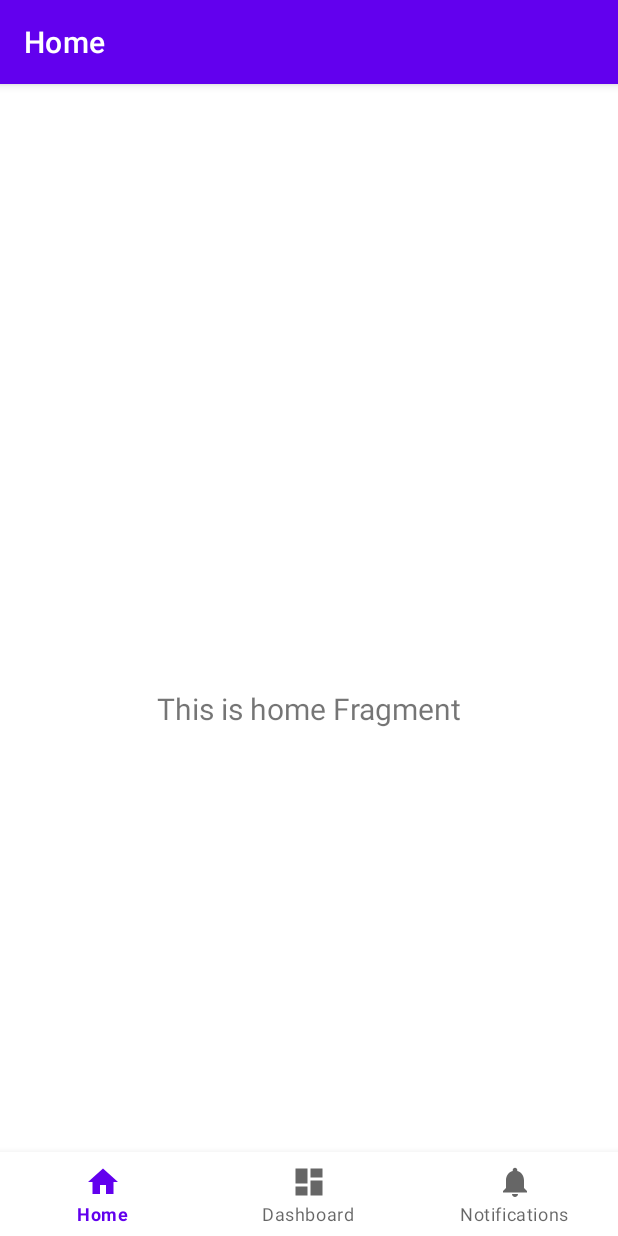
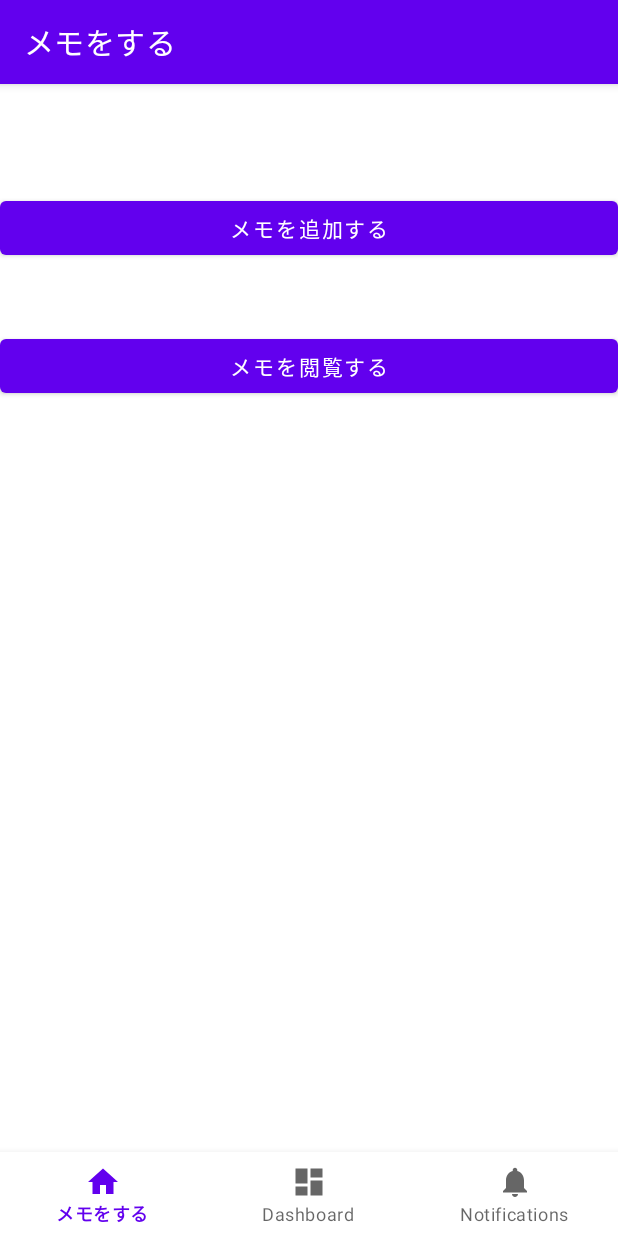
Before and after one commit to riverb00k/yao, an Android app: the screen it shows after launch (MainActivity), on a phone screen of 412 x 824 dp. Run offline under Robolectric (Android 15) with nearby library versions, the phone set to English and light mode, and no system bars; our stand-ins replace navigation-ui.

Commit message:
メモをする画面を追加しました

```diff
--- a/app/src/main/java/com/websarva/wings/android/yao/ui/home/HomeFragment.kt
+++ b/app/src/main/java/com/websarva/wings/android/yao/ui/home/HomeFragment.kt
@@ -31,10 +31,10 @@ class HomeFragment : Fragment() {
         _binding = FragmentHomeBinding.inflate(inflater, container, false)
         val root: View = binding.root
 
-        val textView: TextView = binding.textHome
-        homeViewModel.text.observe(viewLifecycleOwner, Observer {
-            textView.text = it
-        })
+        //val textView: TextView = binding.textHome　コメントアウトしないと追加ボタンの中身が変わる
+        //homeViewModel.text.observe(viewLifecycleOwner, Observer {
+          //  textView.text = it
+        //})
         return root
     }
 
--- a/app/src/main/res/layout/fragment_home.xml
+++ b/app/src/main/res/layout/fragment_home.xml
@@ -19,4 +19,24 @@
         app:layout_constraintEnd_toEndOf="parent"
         app:layout_constraintStart_toStartOf="parent"
         app:layout_constraintTop_toTopOf="parent" />
+
+    <Button
+        android:id="@+id/btAdd"
+        android:layout_width="match_parent"
+        android:layout_height="wrap_content"
+        android:layout_marginTop="16dp"
+        android:text="@string/bt_add"
+        app:layout_constraintEnd_toEndOf="parent"
+        app:layout_constraintStart_toStartOf="parent"
+        app:layout_constraintTop_toTopOf="parent" />
+
+    <Button
+        android:id="@+id/btView"
+        android:layout_width="match_parent"
+        android:layout_height="wrap_content"
+        android:layout_marginTop="44dp"
+        android:text="@string/bt_view"
+        app:layout_constraintEnd_toEndOf="parent"
+        app:layout_constraintStart_toStartOf="parent"
+        app:layout_constraintTop_toBottomOf="@+id/btAdd" />
 </androidx.constraintlayout.widget.ConstraintLayout>
--- a/app/src/main/res/values/strings.xml
+++ b/app/src/main/res/values/strings.xml
@@ -1,6 +1,12 @@
 <resources>
     <string name="app_name">yao</string>
-    <string name="title_home">Home</string>
+    <string name="title_home">メモをする</string>
     <string name="title_dashboard">Dashboard</string>
     <string name="title_notifications">Notifications</string>
+
+    //メモをするの画面
+    <string name="bt_add">メモを追加する</string>
+    <string name="bt_view">メモを閲覧する</string>
+
+
 </resources>
```
